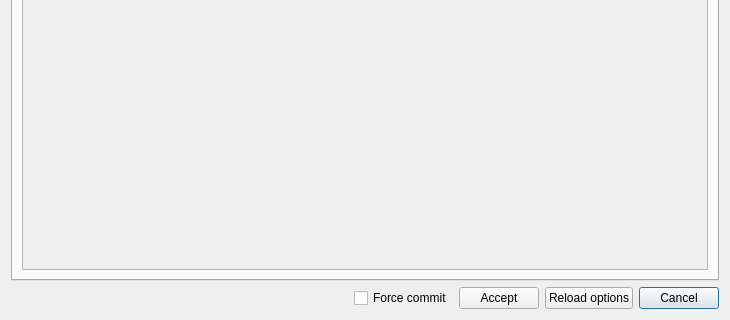
Before: the Qt Designer form core/ui/toolbars/epa/inp_config_import.ui in Giswater/giswater_qgis_plugin, drawn with Qt 5; both pictures show x 0 to 730 and y 422 to 742 of the 730 by 742 pixel window.
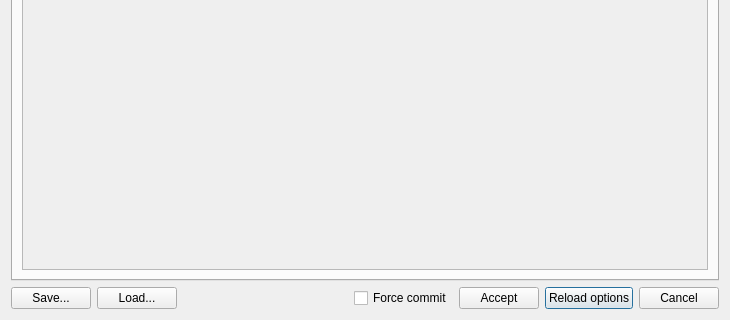
After: the same form once the commit is applied.

Commit message: feat(import_epanet): add save/load buttons

The edit to the form file:
```diff
--- a/core/ui/toolbars/epa/inp_config_import.ui
+++ b/core/ui/toolbars/epa/inp_config_import.ui
@@ -24,28 +24,28 @@
     <layout class="QGridLayout" name="gridLayout">
      <item row="1" column="0">
       <layout class="QGridLayout" name="lyt_buttons">
-       <item row="0" column="5">
-        <widget class="QPushButton" name="btn_cancel">
-         <property name="text">
-          <string>Cancel</string>
-         </property>
-        </widget>
-       </item>
-       <item row="0" column="4">
+       <item row="0" column="6">
         <widget class="QPushButton" name="btn_reload">
          <property name="text">
           <string>Reload options</string>
          </property>
         </widget>
        </item>
-       <item row="0" column="3">
+       <item row="0" column="7">
+        <widget class="QPushButton" name="btn_cancel">
+         <property name="text">
+          <string>Cancel</string>
+         </property>
+        </widget>
+       </item>
+       <item row="0" column="5">
         <widget class="QPushButton" name="btn_accept">
          <property name="text">
           <string>Accept</string>
          </property>
         </widget>
        </item>
-       <item row="0" column="1">
+       <item row="0" column="3">
         <spacer name="horizontalSpacer">
          <property name="orientation">
           <enum>Qt::Horizontal</enum>
@@ -58,20 +58,34 @@
          </property>
         </spacer>
        </item>
-       <item row="0" column="0">
-        <widget class="QLabel" name="lbl_time">
-         <property name="text">
-          <string/>
-         </property>
-        </widget>
-       </item>
-       <item row="0" column="2">
+       <item row="0" column="4">
         <widget class="QCheckBox" name="chk_force_commit">
          <property name="text">
           <string>Force commit</string>
          </property>
         </widget>
        </item>
+       <item row="0" column="2">
+        <widget class="QLabel" name="lbl_time">
+         <property name="text">
+          <string/>
+         </property>
+        </widget>
+       </item>
+       <item row="0" column="0">
+        <widget class="QPushButton" name="btn_save">
+         <property name="text">
+          <string>Save...</string>
+         </property>
+        </widget>
+       </item>
+       <item row="0" column="1">
+        <widget class="QPushButton" name="btn_load">
+         <property name="text">
+          <string>Load...</string>
+         </property>
+        </widget>
+       </item>
       </layout>
      </item>
      <item row="0" column="0">
```
The commit also changes 1 other file.
